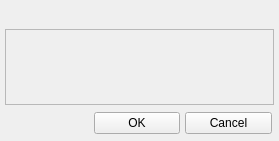
Old version of the form lib/gii/SearchView/SearchView.ui in the repository tommo/gii.
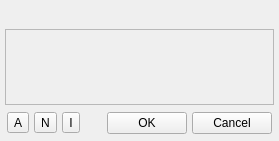
New version of the form.

Commit message: add All/None/Inverse selection for multi-search-view

```diff
--- a/lib/gii/SearchView/SearchView.ui
+++ b/lib/gii/SearchView/SearchView.ui
@@ -68,6 +68,27 @@
       <property name="margin">
        <number>2</number>
       </property>
+      <item>
+       <widget class="QToolButton" name="buttonAll">
+        <property name="text">
+         <string>A</string>
+        </property>
+       </widget>
+      </item>
+      <item>
+       <widget class="QToolButton" name="buttonNone">
+        <property name="text">
+         <string>N</string>
+        </property>
+       </widget>
+      </item>
+      <item>
+       <widget class="QToolButton" name="buttonInverse">
+        <property name="text">
+         <string>I</string>
+        </property>
+       </widget>
+      </item>
       <item>
        <spacer name="horizontalSpacer">
         <property name="orientation">
```
The commit also changes 1 other file.
